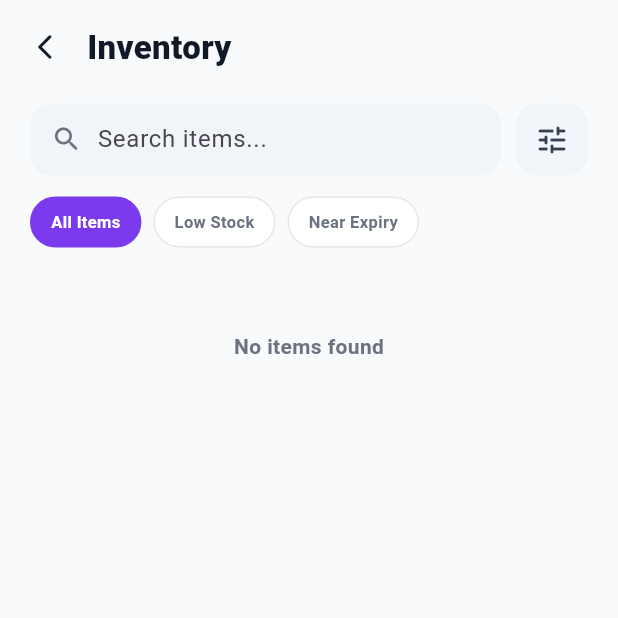
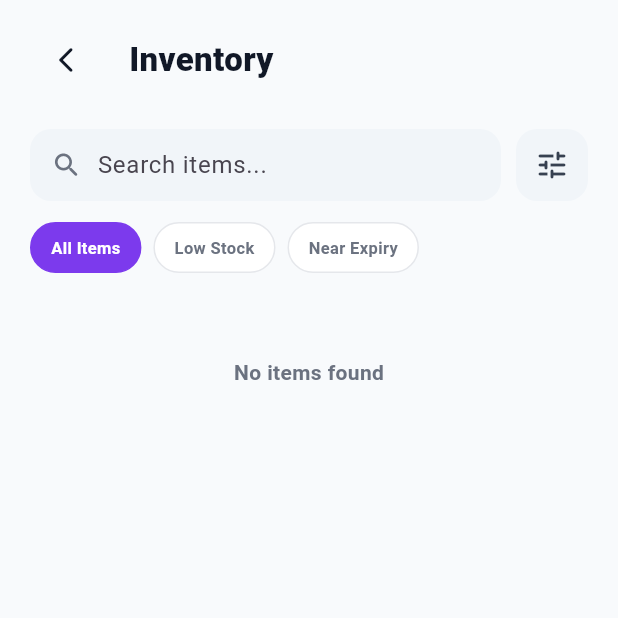
Before and after one commit to maple099/velora, a Flutter app: the InventoryPage screen opened directly, on a phone screen of 412 x 824 dp, the top half of it. Run offline on Flutter 3.47's test engine with Material 3 defaults, Android fonts, the light colour scheme and no system bars; our stand-ins replace cloud_firestore, firebase_core; accounts and stored records are empty; Roboto replaces fonts that are missing (Poppins).

Commit message:
Inventory UI progress before polish

```diff
--- a/lib/screens/inventory/inventory_page.dart
+++ b/lib/screens/inventory/inventory_page.dart
@@ -33,12 +33,12 @@ class _InventoryPageState extends State<InventoryPage> {
       if (selectedFilter == 'All Items') return matchSearch;
 
       if (selectedFilter == 'Low Stock') {
-        return matchSearch && item.quantity <= 5;
+        return matchSearch && item.quantity <= 3;
       }
 
       if (selectedFilter == 'Near Expiry') {
         final daysLeft = ExpiryHelper.daysLeft(item.expiryDate);
-        return matchSearch && daysLeft >= 0 && daysLeft <= 4;
+        return matchSearch && daysLeft >= 0 && daysLeft <= 7;
       }
 
       return matchSearch;
@@ -90,7 +90,7 @@ class _InventoryPageState extends State<InventoryPage> {
           child: Column(
             crossAxisAlignment: CrossAxisAlignment.start,
             children: [
-              _header(),
+              _header(context),
               const SizedBox(height: 22),
               _searchBar(),
               const SizedBox(height: 14),
@@ -104,66 +104,23 @@ class _InventoryPageState extends State<InventoryPage> {
     );
   }
 
-  Widget _inventoryList() {
-    return StreamBuilder<List<InventoryItem>>(
-      stream: FirestoreService.instance.getItems(),
-      builder: (context, snapshot) {
-        if (snapshot.connectionState == ConnectionState.waiting) {
-          return const Padding(
-            padding: EdgeInsets.only(top: 60),
-            child: Center(child: CircularProgressIndicator()),
-          );
-        }
-
-        if (snapshot.hasError) {
-          return const Padding(
-            padding: EdgeInsets.only(top: 40),
-            child: Center(child: Text('Something went wrong')),
-          );
-        }
-
-        final items = snapshot.data ?? [];
-        final filteredItems = _filterItems(items);
-
-        if (filteredItems.isEmpty) {
-          return const Padding(
-            padding: EdgeInsets.only(top: 40),
-            child: Center(
-              child: Text(
-                'No items found',
-                style: TextStyle(
-                  color: Color(0xFF6B7280),
-                  fontWeight: FontWeight.w600,
-                ),
-              ),
-            ),
-          );
-        }
-
-        return Column(
-          children: filteredItems.map((item) {
-            return InventoryCard(
-              item: item,
-              icon: _iconForCategory(item.category),
-              expiryText: _formatDate(item.expiryDate),
-              daysLeftText: ExpiryHelper.daysLeftText(item.expiryDate),
-            );
-          }).toList(),
-        );
-      },
-    );
-  }
-
-  Widget _header() {
-    return const Row(
+  Widget _header(BuildContext context) {
+    return Row(
       children: [
-        Icon(
-          Icons.arrow_back_ios_new_rounded,
-          size: 20,
-          color: Color(0xFF111827),
+        IconButton(
+          padding: EdgeInsets.zero,
+          constraints: const BoxConstraints(),
+          icon: const Icon(
+            Icons.arrow_back_ios_new_rounded,
+            size: 20,
+            color: Color(0xFF111827),
+          ),
+          onPressed: () {
+            Navigator.pop(context);
+          },
         ),
-        SizedBox(width: 18),
-        Text(
+        const SizedBox(width: 18),
+        const Text(
           'Inventory',
           style: TextStyle(
             fontSize: 22,
@@ -258,4 +215,54 @@ class _InventoryPageState extends State<InventoryPage> {
       }).toList(),
     );
   }
+
+  Widget _inventoryList() {
+    return StreamBuilder<List<InventoryItem>>(
+      stream: FirestoreService.instance.getItems(),
+      builder: (context, snapshot) {
+        if (snapshot.connectionState == ConnectionState.waiting) {
+          return const Padding(
+            padding: EdgeInsets.only(top: 60),
+            child: Center(child: CircularProgressIndicator()),
+          );
+        }
+
+        if (snapshot.hasError) {
+          return const Padding(
+            padding: EdgeInsets.only(top: 40),
+            child: Center(child: Text('Something went wrong')),
+          );
+        }
+
+        final items = snapshot.data ?? [];
+        final filteredItems = _filterItems(items);
+
+        if (filteredItems.isEmpty) {
+          return const Padding(
+            padding: EdgeInsets.only(top: 40),
+            child: Center(
+              child: Text(
+                'No items found',
+                style: TextStyle(
+                  color: Color(0xFF6B7280),
+                  fontWeight: FontWeight.w600,
+                ),
+              ),
+            ),
+          );
+        }
+
+        return Column(
+          children: filteredItems.map((item) {
+            return InventoryCard(
+              item: item,
+              icon: _iconForCategory(item.category),
+              expiryText: _formatDate(item.expiryDate),
+              daysLeftText: ExpiryHelper.daysLeftText(item.expiryDate),
+            );
+          }).toList(),
+        );
+      },
+    );
+  }
 }
```
Also changed, not shown: lib/screens/inventory/widgets/inventory_card.dart (+32 -4 lines).
